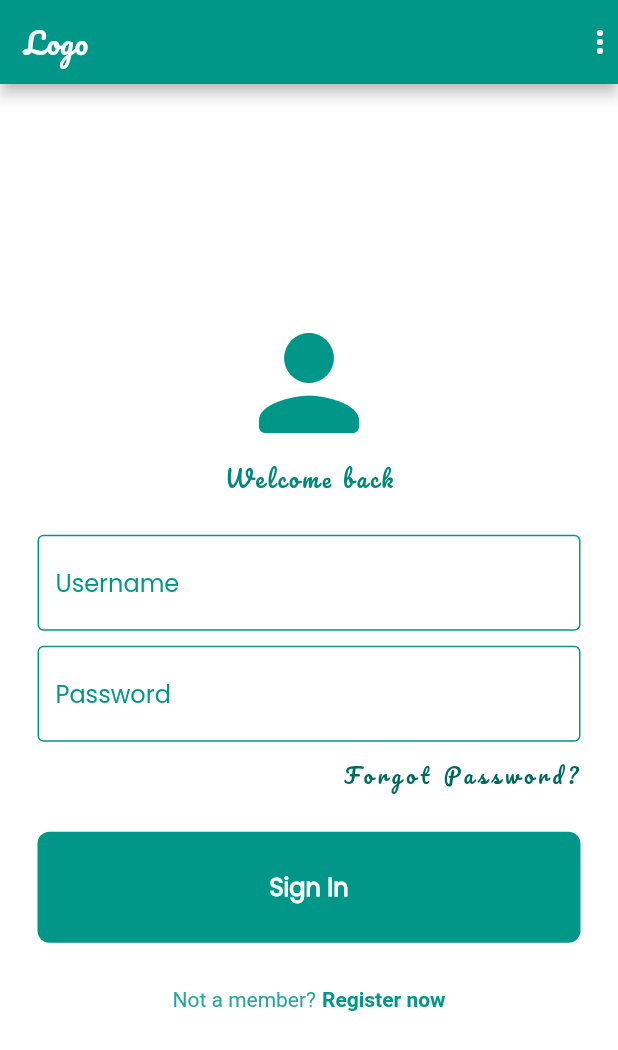
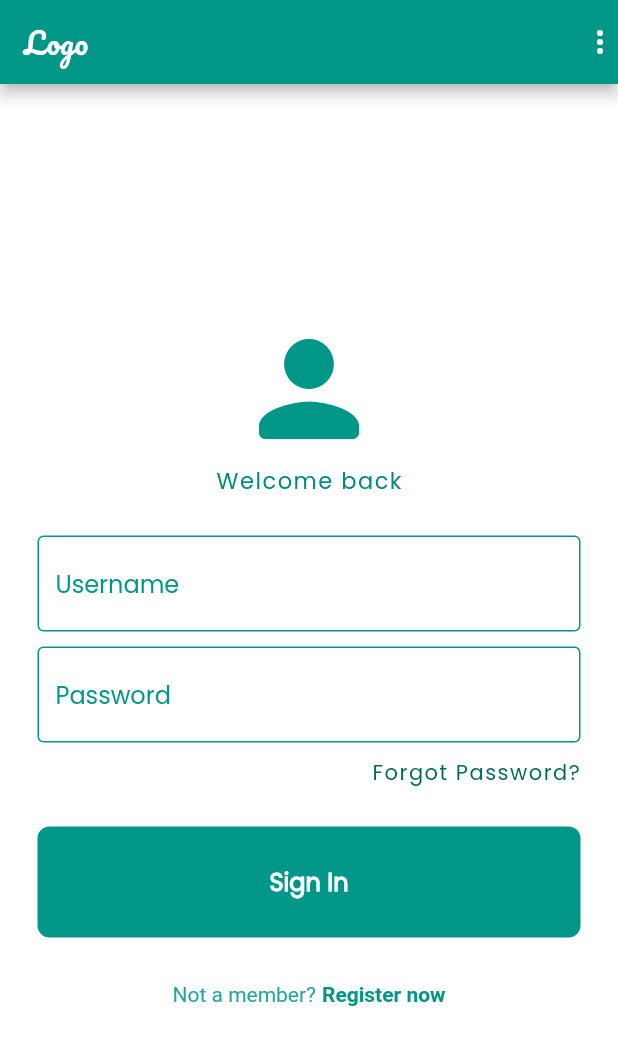
Before and after one commit to motirebuma/Flutter_login_page, a Flutter app: the screen it shows after launch, on a phone screen of 412 x 824 dp. Shown: the top 1050 px of the screen. Run offline on Flutter 3.47's test engine with Material 2 defaults, Android fonts, the phone set to English and light mode, and no system bars.

Commit message:
login_page_modified

```diff
--- a/lib/pages/login_page.dart
+++ b/lib/pages/login_page.dart
@@ -43,8 +43,8 @@ class LoginPage extends StatelessWidget {
               Text(
                 'Welcome back',
                 style: TextStyle(
-                  fontFamily: 'Pacifico',
-                  letterSpacing: 2.0,
+                  fontFamily: 'Poppins',
+                  letterSpacing: 1.0,
                   fontSize: 15.0,
                   color: Colors.teal.shade600,
                 ),
@@ -79,8 +79,8 @@ class LoginPage extends StatelessWidget {
                       'Forgot Password?',
                       style: TextStyle(
                           color: Colors.teal[800],
-                          fontFamily: 'Pacifico',
-                          letterSpacing: 3.0),
+                          fontFamily: 'Poppins',
+                          letterSpacing: 1.0),
                     ),
                   ],
                 ),
```
